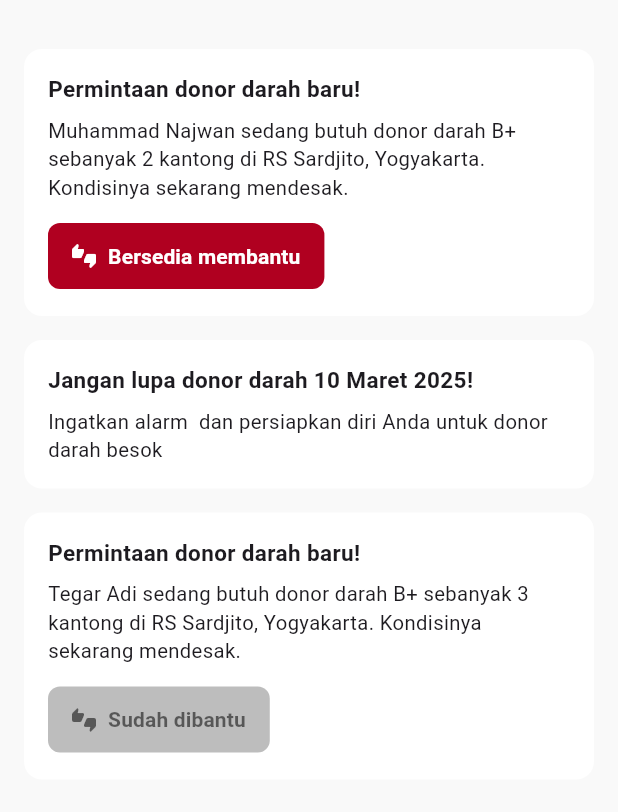
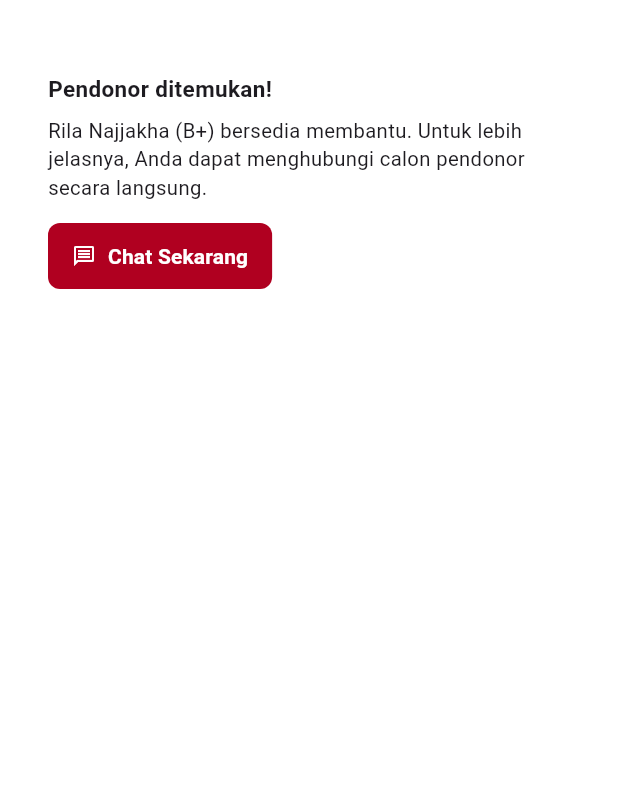
Before and after one commit to PT-Istirahat-Sejenak/frontend, a Flutter app: the SeekerNotificationScreen screen opened by its route, on a phone screen of 412 x 824 dp, the part 59-871 px from its top. Run offline on Flutter 3.47's test engine with Material 3 defaults, Android fonts, the phone set to English and light mode, and no system bars; our stand-ins replace flutter_svg, image_picker, shared_preferences; accounts and stored records are empty.

Commit message:
sebelum firebase

```diff
--- a/lib/screens/seeker/seeker_notification_screen.dart
+++ b/lib/screens/seeker/seeker_notification_screen.dart
@@ -1,5 +1,6 @@
 import 'package:flutter/material.dart';
 import '../../routes/app_routes.dart';
+import '../../widgets/notification_card.dart';
 // import 'package:lucide_icons/lucide_icons.dart';
 
 class SeekerNotificationScreen extends StatelessWidget {
@@ -8,9 +9,9 @@ class SeekerNotificationScreen extends StatelessWidget {
   @override
   Widget build(BuildContext context) {
     return Scaffold(
-      backgroundColor: const Color(0xFFF9F9F9),
+      backgroundColor: Colors.white,
       appBar: AppBar(
-        backgroundColor: const Color(0xFFF9F9F9),
+        backgroundColor: Colors.white,
         elevation: 0,
         leading: IconButton(
           icon: const Icon(Icons.arrow_back, color: Colors.black),
@@ -29,85 +30,16 @@ class SeekerNotificationScreen extends StatelessWidget {
       body: ListView(
         padding: const EdgeInsets.all(16),
         children: [
-          _buildNotificationCard(
-            title: 'Permintaan donor darah baru!',
+          NotificationCard(
+            title: 'Pendonor ditemukan!',
             message:
-                'Muhammad Najwan sedang butuh donor darah B+ sebanyak 2 kantong di RS Sardjito, Yogyakarta. Kondisinya sekarang mendesak.',
-            actionText: 'Bersedia membantu',
-            icon: Icons.thumbs_up_down,
+                'Rila Najjakha (B+) bersedia membantu. Untuk lebih jelasnya, Anda dapat menghubungi calon pendonor secara langsung.',
+            actionText: 'Chat Sekarang',
+            icon: Icons.message_outlined,
             color: const Color(0xFFB00020),
             textColor: Colors.white,
           ),
           const SizedBox(height: 16),
-          _buildNotificationCard(
-            title: 'Jangan lupa donor darah 10 Maret 2025!',
-            message:
-                'Ingatkan alarm  dan persiapkan diri Anda untuk donor darah besok',
-          ),
-          const SizedBox(height: 16),
-          _buildNotificationCard(
-            title: 'Permintaan donor darah baru!',
-            message:
-                'Tegar Adi sedang butuh donor darah B+ sebanyak 3 kantong di RS Sardjito, Yogyakarta. Kondisinya sekarang mendesak.',
-            actionText: 'Sudah dibantu',
-            icon: Icons.thumbs_up_down,
-            color: Colors.grey.shade400,
-            textColor: Colors.black54,
-          ),
-        ],
-      ),
-    );
-  }
-
-  Widget _buildNotificationCard({
-    required String title,
-    required String message,
-    String? actionText,
-    IconData? icon,
-    Color? color,
-    Color? textColor,
-  }) {
-    return Container(
-      padding: const EdgeInsets.all(16),
-      decoration: BoxDecoration(
-        color: Colors.white,
-        borderRadius: BorderRadius.circular(12),
-      ),
-      child: Column(
-        crossAxisAlignment: CrossAxisAlignment.start,
-        children: [
-          Text(
-            title,
-            style: const TextStyle(
-              fontWeight: FontWeight.bold,
-              fontSize: 15,
-            ),
-          ),
-          const SizedBox(height: 8),
-          Text(
-            message,
-            style: const TextStyle(fontSize: 13.5),
-          ),
-          if (actionText != null) ...[
-            const SizedBox(height: 12),
-            ElevatedButton.icon(
-              onPressed: () {},
-              style: ElevatedButton.styleFrom(
-                backgroundColor: color,
-                foregroundColor: textColor,
-                padding: const EdgeInsets.symmetric(horizontal: 16, vertical: 12),
-                shape: RoundedRectangleBorder(
-                  borderRadius: BorderRadius.circular(8),
-                ),
-                elevation: 0,
-              ),
-              icon: Icon(icon, size: 16),
-              label: Text(
-                actionText,
-                style: const TextStyle(fontWeight: FontWeight.bold),
-              ),
-            ),
-          ]
         ],
       ),
     );
--- /dev/null
+++ b/lib/widgets/notification_card.dart
@@ -0,0 +1,70 @@
+import 'package:flutter/material.dart';
+
+class NotificationCard extends StatelessWidget {
+  final String title;
+  final String message;
+  final String? actionText;
+  final IconData? icon;
+  final Color? color;
+  final Color? textColor;
+  final VoidCallback? onActionPressed;
+
+  const NotificationCard({
+    super.key,
+    required this.title,
+    required this.message,
+    this.actionText,
+    this.icon,
+    this.color,
+    this.textColor,
+    this.onActionPressed,
+  });
+
+  @override
+  Widget build(BuildContext context) {
+    return Container(
+      padding: const EdgeInsets.all(16),
+      decoration: BoxDecoration(
+        color: Colors.white,
+        borderRadius: BorderRadius.circular(12),
+      ),
+      child: Column(
+        crossAxisAlignment: CrossAxisAlignment.start,
+        children: [
+          Text(
+            title,
+            style: const TextStyle(
+              fontWeight: FontWeight.bold,
+              fontSize: 15,
+            ),
+          ),
+          const SizedBox(height: 8),
+          Text(
+            message,
+            style: const TextStyle(fontSize: 13.5),
+          ),
+          if (actionText != null) ...[
+            const SizedBox(height: 12),
+            ElevatedButton.icon(
+              onPressed: onActionPressed ?? () {},
+              style: ElevatedButton.styleFrom(
+                backgroundColor: color,
+                foregroundColor: textColor,
+                padding: const EdgeInsets.symmetric(horizontal: 16, vertical: 12),
+                shape: RoundedRectangleBorder(
+                  borderRadius: BorderRadius.circular(8),
+                ),
+                elevation: 0,
+              ),
+              icon: Icon(icon ?? Icons.arrow_forward, size: 16),
+              label: Text(
+                actionText!,
+                style: const TextStyle(fontWeight: FontWeight.bold),
+              ),
+            ),
+          ]
+        ],
+      ),
+    );
+  }
+}
```
Also changed, not shown: lib/screens/donor/donor_notification_screen.dart (+6 -59 lines), lib/screens/seeker/seeker_home_screen.dart (+18 -6 lines), lib/screens/seeker/seeker_nav.dart (+9 -2 lines), lib/screens/seeker/seeker_search_donor_screen.dart (+17 -14 lines).
